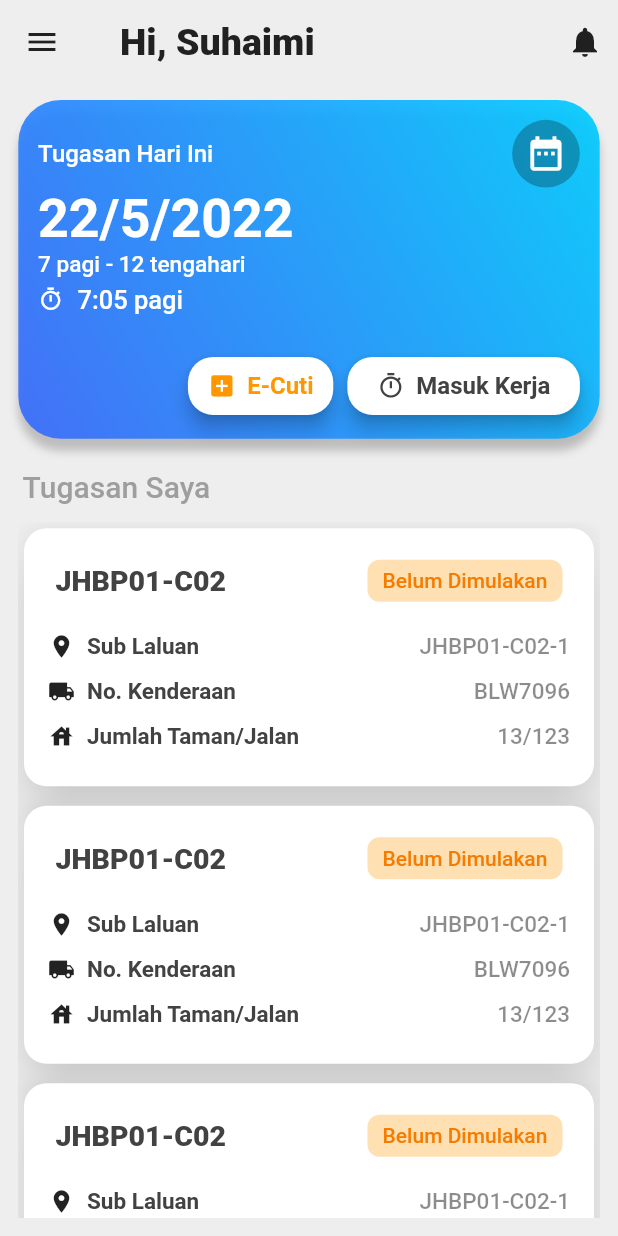
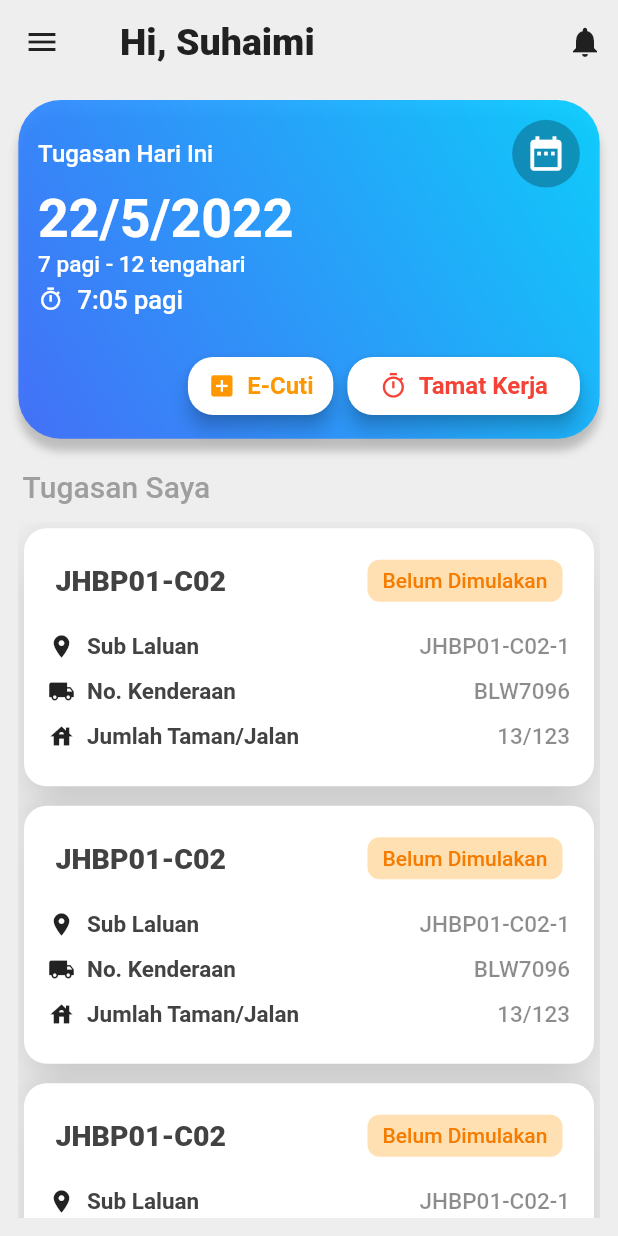
Before and after one commit to SahanahPandu/iWork, a Flutter app: the screen it shows after launch, after a tap on "Masuk Kerja", on a phone screen of 412 x 824 dp. Run offline on Flutter 3.47's test engine with Material 2 defaults, Android fonts, the phone set to English and light mode, and no system bars.

Commit message:
add function to click Time In button , change text color

```diff
--- a/lib/widgets/buttons/time_in_button.dart
+++ b/lib/widgets/buttons/time_in_button.dart
@@ -8,6 +8,16 @@ class TimeInButton extends StatefulWidget {
 }
 
 class _TimeInButtonState extends State<TimeInButton> {
+  Color buttonTextColor = Colors.green;
+  String buttonText = "Masuk Kerja";
+
+  changeButtonColor() {
+    setState(() {
+      buttonTextColor = Colors.red;
+      buttonText = "Tamat Kerja";
+    });
+  }
+
   @override
   Widget build(BuildContext context) {
     final Size size = MediaQuery.of(context).size;
@@ -26,21 +36,18 @@ class _TimeInButtonState extends State<TimeInButton> {
           elevation: 5.0,
         ),
         onPressed: () {
-          // Navigator.push(
-          //     context,
-          //     MaterialPageRoute(
-          //       builder: (context) => const ECuti(),
-          //     ));
+          changeButtonColor();
         },
         icon: Icon(
           Icons.timer_outlined,
-          color: Colors.grey.shade800,
+          //color: Colors.grey.shade800,
+          color: buttonTextColor,
           size: 20,
         ),
         label: Text(
-          "Masuk Kerja",
+          buttonText,
           style: TextStyle(
-            color: Colors.grey.shade800,
+            color: buttonTextColor,
             fontSize: 17,
             fontWeight: FontWeight.w700,
           ),
```
